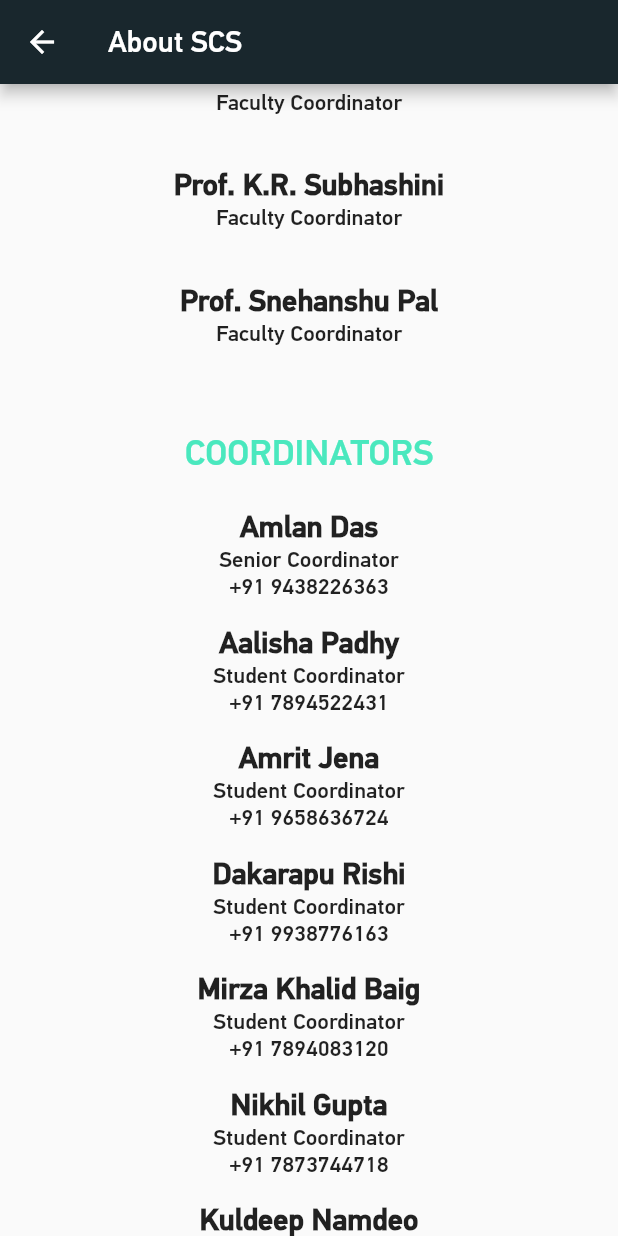
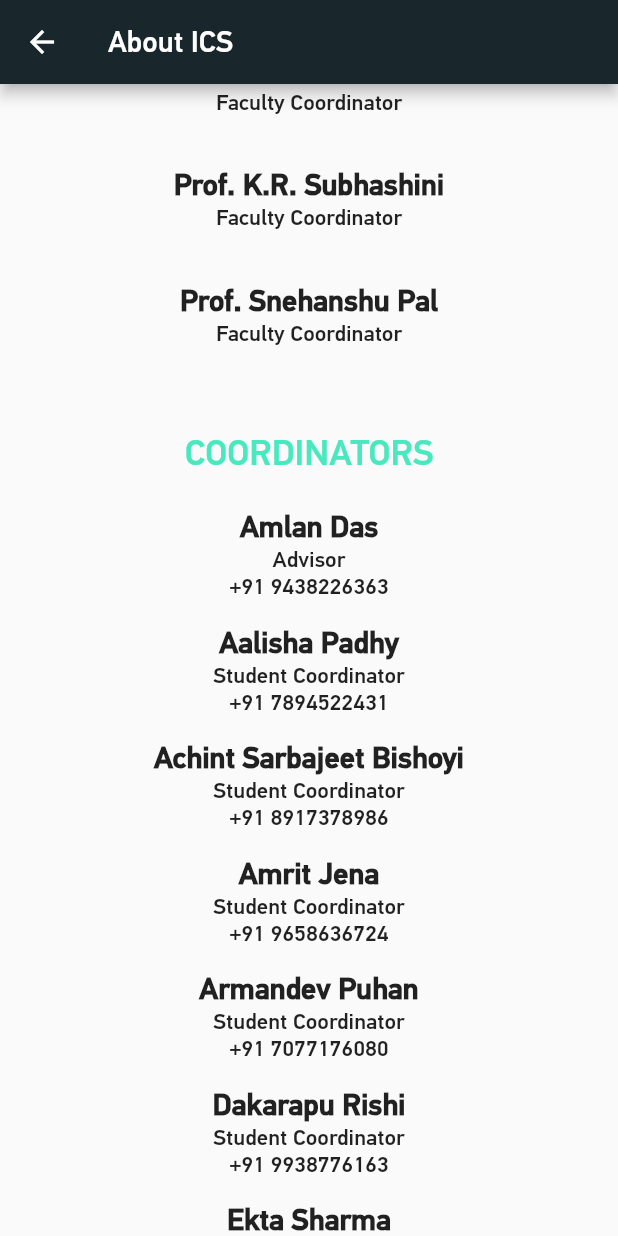
Before and after one commit to cmobiledev5/Institute-Counselling-mobile-app, a Flutter app: the AboutSCP screen opened by its route, scrolled down 1152 dp, on a phone screen of 412 x 824 dp. Run offline on Flutter 3.47's test engine with Material 2 defaults, Android fonts, the light colour scheme and no system bars; our stand-ins replace camera, cloud_firestore, firebase_auth, firebase_crashlytics, firebase_database, firebase_messaging and 4 more; missing offline and left inert: a package; accounts and stored records are empty.

Commit message:
Update SCS to ICS, Link in notification (#65)
* Add Link in Notifications

Former-commit-id: 2f7d0d46cb6a4cd9f2d471632df582679ee488a6

```diff
--- a/scp/lib/drawer_screens/about_scs.dart
+++ b/scp/lib/drawer_screens/about_scs.dart
@@ -2,16 +2,16 @@ import 'package:flutter/material.dart';
 import 'package:scp/utils/sizeConfig.dart';
 import 'package:url_launcher/url_launcher.dart';
 
-final String aboutText="Student Counselling Services, NIT Rourkela is a noble initiative by the current Director, Prof. Animesh Biswas. This service deals with various important aspects of a student’s life. It addresses Academic, Financial, Mental and Socio-cultural issues, ensuring a seamless transition from home to hostel life for the freshmen and making life at NITR more enjoyable. \n\n"
-    "The objective of SCS is to prepare the students for a confident approach towards life and to bring about a voluntary change in themselves. The goal of counselling is to help individuals overcome their immediate problems and also to equip them to meet future problems. The goals of counselling are appropriately concerned with fundamental and basic aspects such as self-understanding and self-actualization.\n\n"
-"The service has 8 faculty members, including the Professor in Charge, Prof. K. C. Pati and 11 Student Coordinators. Each coordinator has been assigned a set number of mentors who in turn take care of mentees from the freshman year. Experienced mentors interact with the newbies to bridge the Junior-Senior gap and also personal and professional support. Student Counselling Services also has at their services a Counsellor and a Psychiatrist, who professionally deal with various student issues. ";
+final String aboutText="Institute Counselling Services, NIT Rourkela is a noble initiative by the current Director, Prof. Animesh Biswas. This service deals with various important aspects of a student’s life. It addresses Academic, Financial, Mental and Socio-cultural issues, ensuring a seamless transition from home to hostel life for the freshmen and making life at NITR more enjoyable. \n\n"
+    "The objective of ICS is to prepare the students for a confident approach towards life and to bring about a voluntary change in themselves. The goal of counselling is to help individuals overcome their immediate problems and also to equip them to meet future problems. The goals of counselling are appropriately concerned with fundamental and basic aspects such as self-understanding and self-actualization.\n\n"
+"The service has 8 faculty members, including the Professor in Charge, Prof. K. C. Pati and 12 Student Coordinators. Each coordinator has been assigned a set number of mentors who in turn take care of mentees from the freshman year. Experienced mentors interact with the newbies to bridge the Junior-Senior gap and also personal and professional support. Institute Counselling Services also has at their services a Counsellor and a Psychiatrist, who professionally deal with various student issues. ";
 class AboutSCP extends StatelessWidget {
   @override
   Widget build(BuildContext context) {
     return Scaffold(
       appBar: AppBar(
         backgroundColor: Color.fromRGBO(25, 39, 45, 1),
-        title: Text("About SCS",
+        title: Text("About ICS",
         style: TextStyle(
           fontFamily: 'PfDin'
         ),),
@@ -90,18 +90,49 @@ class AboutSCP extends StatelessWidget {
             ),
             Column(
               children: <Widget>[
-                contactCard(context, "Amlan Das", "Senior Coordinator", "+91 9438226363"),
+                contactCard(context, "Amlan Das", "Advisor", "+91 9438226363"),
                 contactCard(context, "Aalisha Padhy", "Student Coordinator", "+91 7894522431"),
+                contactCard(context, "Achint Sarbajeet Bishoyi", "Student Coordinator", "+91 8917378986"),
                 contactCard(context, "Amrit Jena", "Student Coordinator", "+91 9658636724"),
+                contactCard(context, "Armandev Puhan", "Student Coordinator", "+91 7077176080"),
                 contactCard(context, "Dakarapu Rishi", "Student Coordinator", "+91 9938776163"),
+                contactCard(context, "Ekta Sharma", "Student Coordinator", "+91 8093620228"),
+                contactCard(context, "Kuldeep Namdeo", "Student Coordinator", "+91 9009204239"),
                 contactCard(context, "Mirza Khalid Baig", "Student Coordinator", "+91 7894083120"),
-                contactCard(context, "Nikhil Gupta", "Student Coordinator", "+91 7873744718"),
-                contactCard(context, "Kuldeep Namdeo", "Student Coordinator", "+91 9009204239"),
-                contactCard(context, "Payal Das", "Student Coordinator", "+91 8895561515"),
+                contactCard(context, "Nihar Ranjan Mohanty", "Student Coordinator", "+91 8658596698"),
+                contactCard(context, "Ritika Agrawal", "Student Coordinator", "+91 8249138790"),
+                contactCard(context, "Seema Priyanka", "Student Coordinator", "+91 7327859870"),
                 contactCard(context, "Siddharth Swarup", "Student Coordinator", "+91 7008947727"),
-                contactCard(context, "Shweta Kedas", "Student Coordinator", "+91 8500290908"),
-                contactCard(context, "Sravya Sridhar", "Student Coordinator", "+91 7008118925"),
-                contactCard(context, "Zakiya Ali", "Student Coordinator", "+91 9337002705"),
+              ],
+            ),
+            Padding(
+              padding: const EdgeInsets.only(top:30,bottom: 15),
+              child: Center(
+                child: Text("PREFECTS",
+                  textAlign: TextAlign.center,
+                  style: TextStyle(
+                    fontSize: 24,
+                    fontWeight: FontWeight.w500,
+                    fontFamily: 'PfDin',
+                    color: Color.fromRGBO(74, 232, 190, 1),
+                  ),
+                ),
+              ),
+            ),
+            Column(
+              children: <Widget>[
+                contactCard(context, "Amartya Avizeeta", "Prefect", "+91 9090865543"),
+                contactCard(context, "Ayush Sinha", "Prefect", "+91 8106408226"),
+                contactCard(context, "Boddepalli Ramya", "Prefect", "+91 9490688623"),
+                contactCard(context, "Priyanka Kumari", "Prefect", "+91 9668397133"),
+                contactCard(context, "Shubhra Pujari", "Prefect", "+91 8249664693"),
+                contactCard(context, "Simran Deep Singh Thakral", "Prefect", "+91 8349307179"),
+                contactCard(context, "Sufyan Khan", "Prefect", "+91 9583665111"),
+                contactCard(context, "Suman Acharya", "Prefect", "+91 7008013067"),
+                contactCard(context, "Supreet Mohanty", "Prefect", "+91 8895420701"),
+                contactCard(context, "Sushree Samapika", "Prefect", "+91 7377939397"),
+                contactCard(context, "Swapnil Sahoo", "Prefect", "+91 8895112417"),
+                contactCard(context, "Vrushali Harane", "Prefect", "+91 9937041658"),
               ],
             )
           ],
--- a/scp/lib/drawer_screens/notifications.dart
+++ b/scp/lib/drawer_screens/notifications.dart
@@ -1,6 +1,7 @@
 import 'package:flutter/material.dart';
 import 'package:cloud_firestore/cloud_firestore.dart';
 import 'package:scp/utils/sizeConfig.dart';
+import 'package:url_launcher/url_launcher.dart';
 
 class Nots extends StatefulWidget{
   @override
@@ -11,6 +12,7 @@ class _Nots extends State<Nots> {
   final databaseReference = Firestore.instance;
   @override
   Widget build(BuildContext context) {
+    v=[];
     return Scaffold(
         appBar: AppBar(
             backgroundColor: Color.fromRGBO(25, 39, 45, 1),
@@ -84,6 +86,22 @@ class _Nots extends State<Nots> {
                             fontFamily: 'PfDin',
                             fontWeight: FontWeight.w500
                         ),)),
+                  Center(
+                      child: InkWell(
+                        onTap: () {
+                          if(f.data['link']!=null)
+                          _launchURL(f.data['link']);
+                        },
+                        child: Text(f.data['link']==null?"":f.data['link'],
+                          textAlign: TextAlign.center,
+                          style: TextStyle(
+                            fontSize: textScaleFactor*15,
+                            fontFamily: 'PfDin',
+                            fontWeight: FontWeight.w500,
+                            color: Colors.blue,
+                          ),)
+                      ),
+                  ),
                 ],
               ),
             ),
@@ -95,4 +113,11 @@ class _Nots extends State<Nots> {
     snapshot.documents.forEach((f) => print(snapshot.documents.length));
     return snapshot;
   }
+  _launchURL(String url) async {
+    if (await canLaunch(url)) {
+      await launch(url);
+    } else {
+      throw 'Could not launch $url';
+    }
+  }
 }
--- a/scp/lib/login.dart
+++ b/scp/lib/login.dart
@@ -65,7 +65,7 @@ class _LoginState extends State<Login> {
                     Align(
                       alignment: Alignment.center,
                       child: Text(
-                        "SCS NIT ROURKELA",
+                        "ICS NIT ROURKELA",
                         style: TextStyle(
                             fontSize: SizeConfig.screenWidth * 0.074,
                             fontFamily: "PfDin",
--- a/scp/lib/main.dart
+++ b/scp/lib/main.dart
@@ -46,9 +46,9 @@ void main() {
   runZoned<Future<void>>(() async {
     runApp(MaterialApp(
       debugShowCheckedModeBanner: false,
-      title: 'SCS',
+      title: 'ICS',
       routes: <String, WidgetBuilder>{
-        '/homePage': (BuildContext context) => HomePage(title: 'SCS Home Page'),
+        '/homePage': (BuildContext context) => HomePage(title: 'ICS Home Page'),
         '/loginPage': (BuildContext context) => Login(),
         '/appointments': (BuildContext context) => Appointments(),
         '/timetable': (BuildContext context) => TheorySection(),
@@ -198,7 +198,7 @@ class _HomePageState extends State<HomePage> {
                         Navigator.pushNamed(context, '/about_scp');
                       },
                       title: Text(
-                        "About SCS",
+                        "About ICS",
                         style: TextStyle(
                             fontSize: SizeConfig.drawerItemTextSize,
                             fontFamily: 'PfDin'),
@@ -287,7 +287,7 @@ class _HomePageState extends State<HomePage> {
             title: Padding(
               padding: EdgeInsets.only(top: SizeConfig.screenWidth * 0.037),
               child: Text(
-                'SCS',
+                'ICS',
                 textAlign: TextAlign.center,
                 style: TextStyle(
                     color: Colors.black,
@@ -369,7 +369,7 @@ class _HomePageState extends State<HomePage> {
     DateConfig().init();
     fetchUserData(context);
     reset();
-    _fcm.subscribeToTopic('scs-not');
+    _fcm.subscribeToTopic('ics-not');
     _fcm.configure(
       onMessage: (Map<String, dynamic> message) async {
         Navigator.pushNamed(context, '/nots');
--- a/scp/lib/timetablecardsplit.dart
+++ b/scp/lib/timetablecardsplit.dart
@@ -32,7 +32,7 @@ class _TimetableCardSplitState extends State<TimetableCardSplit> {
           children: <Widget>[
             Flexible(
                 child: timetableCard(widget.cxt, widget.heightFactor,
-                    widget.textSc, width1, "SCS Classes", 1)),
+                    widget.textSc, width1, "ICS Classes", 1)),
           ],
         ),
         Row(
--- a/scp/lib/ui/cards.dart
+++ b/scp/lib/ui/cards.dart
@@ -243,7 +243,7 @@ Widget mentorsCard(BuildContext context) {
                           child: SizedBox(
                             width: 200.0,
                             child: Text(
-                              'Find the complete database of SCS Mentors',
+                              'Find the complete database of ICS Mentors',
                               textAlign: TextAlign.left,
                               style: TextStyle(
                                 fontSize: heightFactor * 0.038,
--- a/scp/lib/userdata.dart
+++ b/scp/lib/userdata.dart
@@ -86,7 +86,7 @@ class UserdataState extends State<Userdata> {
                                     hintText: 'Enter Roll No.',
                                     border: InputBorder.none),
                                 onChanged: (value) {
-                                  this.rollNo = value;
+                                  rollNo = value;
                                 },
                                 controller: rollController,
                               ),
@@ -115,7 +115,7 @@ class UserdataState extends State<Userdata> {
                                     hintText: 'Enter Name',
                                     border: InputBorder.none),
                                 onChanged: (value) {
-                                  this.username=value;
+                                  username=value;
                                 },
                                 controller: usernameController,
                               ),
--- a/scp/pubspec.yaml
+++ b/scp/pubspec.yaml
@@ -1,5 +1,5 @@
 name: scp
-description: Mobile app of SCS NIT Rourkela
+description: Mobile app of ICS NIT Rourkela
 
 # The following defines the version and build number for your application.
 # A version number is three numbers separated by dots, like 1.2.43
```
Also changed, not shown: 6 other files.
